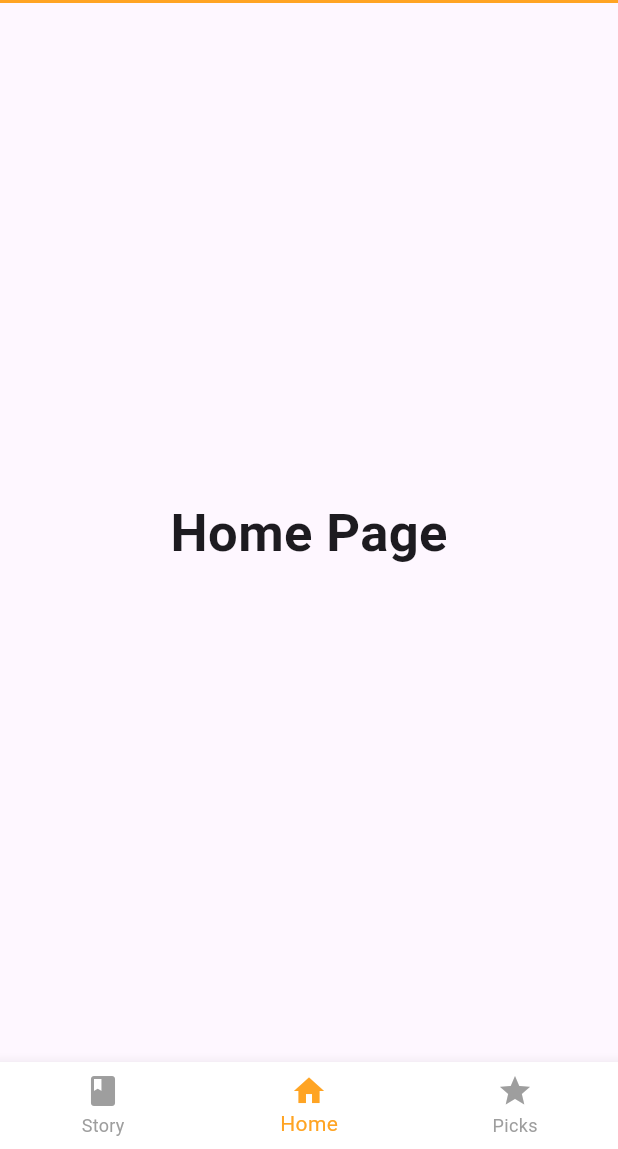
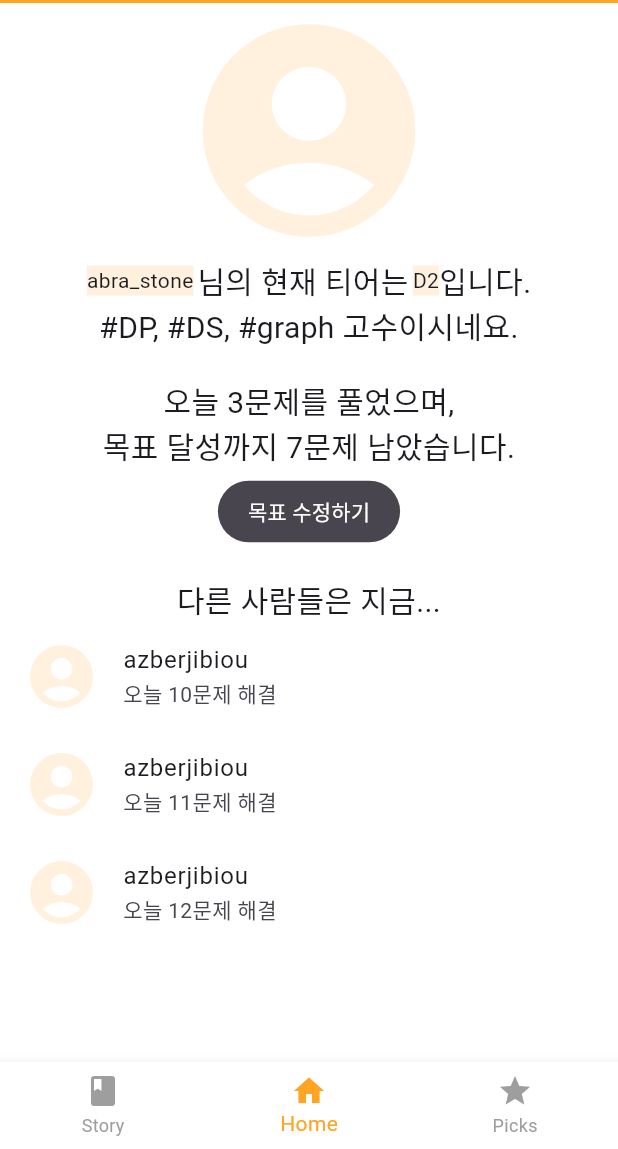
Before and after one commit to silverttthin/Alquerithm, a Flutter app: the screen it shows after launch, on a phone screen of 412 x 824 dp, the part 87-1236 px from its top. Run offline on Flutter 3.47's test engine with Material 3 defaults, Android fonts, the phone set to English and light mode, and no system bars.

Commit message:
feat : home_page 1

```diff
--- a/lib/main.dart
+++ b/lib/main.dart
@@ -31,7 +31,7 @@ class _MyHomePageState extends State<MyHomePage> {
 
   static final List<Widget> _pages = <Widget>[
     StoryPage(title: 'Story Page'),
-    HomePage(title: 'Home Page'),
+    HomePage(title: 'Home Page', ID: 'abra_stone', tier: 'D2', most_tag: ['DP', 'DS', 'graph'], today_solve: 3,),
     PicksPage(title: 'Picks Page'),
   ];
 
@@ -104,6 +104,7 @@ class _MyHomePageState extends State<MyHomePage> {
         selectedLabelStyle: TextStyle(color: Color(0xFFFFA423)),
         unselectedLabelStyle: TextStyle(color: Colors.grey),
       ),
+      backgroundColor: Colors.white,
     );
   }
 }
--- a/lib/pages/home_page.dart
+++ b/lib/pages/home_page.dart
@@ -1,10 +1,12 @@
+import 'dart:math';
 import 'package:flutter/material.dart';
 
 class HomePage extends StatefulWidget {
   final String title;
-
-  HomePage({required this.title});
-
+  final String ID, tier;
+  final List<String> most_tag;
+  final int today_solve;
+  HomePage({required this.title, required this.ID, required this.tier, required this.most_tag, required this.today_solve});
   @override
   _HomePageState createState() => _HomePageState();
 }
@@ -12,11 +14,102 @@ class HomePage extends StatefulWidget {
 class _HomePageState extends State<HomePage> {
   @override
   Widget build(BuildContext context) {
-    return Center(
-      child: Text(
-        widget.title,
-        style: TextStyle(fontSize: 35, fontWeight: FontWeight.bold),
-      ),
+    String most_tag = '#' + widget.most_tag[0] + ', ' + '#' + widget.most_tag[1] + ', ' + '#' + widget.most_tag[2];
+    int today_solve = widget.today_solve;
+    int aim_solve = 10;
+    int remain_solve = max(0, aim_solve - today_solve);
+    return Scaffold(
+      backgroundColor: Colors.white,
+      body: Center(
+        child: Column(
+          children: [
+            Expanded(
+              child: ListView.builder(
+                itemCount: 13,
+                itemBuilder: (BuildContext context, int index) {
+                  switch (index) {
+                    case 0: return Icon(Icons.account_circle, color: Color(0xFFFFF1DE), size: 170);
+                    case 1: return Container(padding: const EdgeInsets.symmetric(vertical: 0, horizontal: 10), child: Row(mainAxisAlignment: MainAxisAlignment.center, children: [
+                      Container(color: Color(0xFFFFF1DE), child: Text(widget.ID.toString()),),
+                      Text("님의 현재 티어는 ", style: TextStyle(fontSize: 20), textAlign: TextAlign.center),
+                      Container(color: Color(0xFFFFF1DE), child: Text(widget.tier.toString()),),
+                      Text("입니다.", style: TextStyle(fontSize: 20), textAlign: TextAlign.center),
+                    ],),);
+                    case 2: return Text("$most_tag 고수이시네요.", style: TextStyle(fontSize: 20), textAlign: TextAlign.center);
+                    case 3: return SizedBox(height: 20,);
+                    case 4: return Text("오늘 $today_solve문제를 풀었으며,", style: TextStyle(fontSize: 20), textAlign: TextAlign.center);
+                    case 5: return Text("목표 달성까지 $remain_solve문제 남았습니다.", style: TextStyle(fontSize: 20), textAlign: TextAlign.center);
+                    case 6: return SizedBox(height: 5,);
+                    case 7: return Column(
+                        mainAxisSize: MainAxisSize.min,
+                        children: [
+                          TextButton(
+                            onPressed: () {
+                              debugPrint('TextButton pressed');
+                            },
+                            style: TextButton.styleFrom(
+                              padding: const EdgeInsets.symmetric(vertical: 10, horizontal: 20),
+                              foregroundColor: Colors.white,
+                              backgroundColor: Color(0xFF49454F),
+                            ),
+                            child: const Text('목표 수정하기'),
+                          ),
+                        ]
+                    );
+                    case 8: return SizedBox(height: 20,);
+                    case 9: return Text("다른 사람들은 지금...", style: TextStyle(fontSize: 20), textAlign: TextAlign.center);
+                    default: return ListTile(
+                      leading: Icon(Icons.account_circle, color: Color(0xFFFFF1DE), size: 50),
+                      title: Text('azberjibiou'),
+                      subtitle: Text('오늘 $index문제 해결'),
+                    );
+                  }
+                },
+              ),
+              /*
+              child: ListView(
+                children: [
+                  Icon(Icons.account_circle, color: Color(0xFFFFF1DE), size: 170),
+                  Text("$ID님의 현재 티어는 $tier입니다.", style: TextStyle(fontSize: 20), textAlign: TextAlign.center),
+                  Text("$most_tag 고수이시네요.", style: TextStyle(fontSize: 20), textAlign: TextAlign.center),
+                  SizedBox(height: 20,),
+                  Text("오늘 $today_solve문제를 풀었으며,", style: TextStyle(fontSize: 20), textAlign: TextAlign.center),
+                  Text("목표 달성까지 $remain_solve문제 남았습니다.", style: TextStyle(fontSize: 20), textAlign: TextAlign.center),
+                  Column(
+                    mainAxisSize: MainAxisSize.min,
+                    children: [
+                      TextButton(
+                        onPressed: () {
+                          debugPrint('TextButton pressed');
+                        },
+                        style: TextButton.styleFrom(
+                          padding: const EdgeInsets.symmetric(vertical: 10, horizontal: 20),
+                          foregroundColor: Colors.white,
+                          backgroundColor: Color(0xFF49454F),
+                        ),
+                        child: const Text('목표 수정하기'),
+                      ),
+                    ]
+                  ),
+                ]
+              ),
+            ),
+            Column(
+              children: [
+                Expanded(
+                  child: ListView.builder(
+                    itemCount: 20,
+                    itemBuilder: (BuildContext context, int index) {
+                      return ListTile(title: Text('$index'));
+                    },
+                  ),
+                ),
+              ]
+              */
+            ),
+          ]
+        ),
+      )
     );
   }
 }
```
